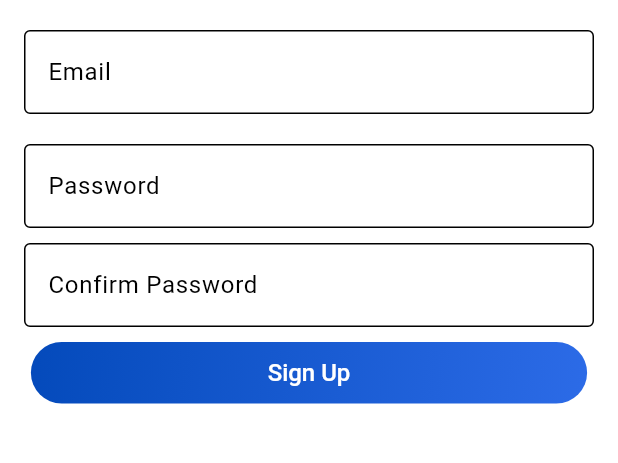
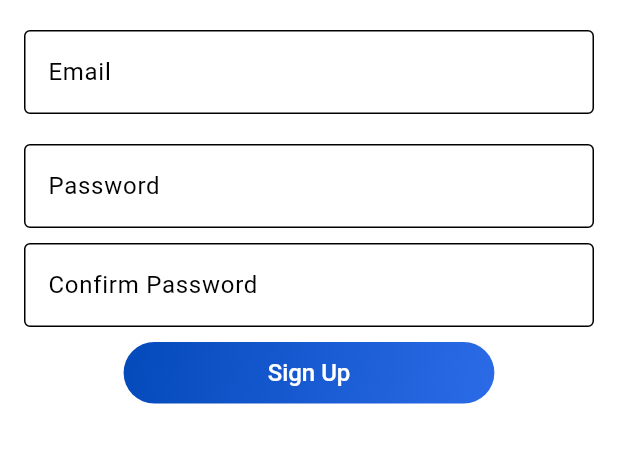
Before and after one commit to merazbd1996/elearn_app, a Flutter app: the screen it shows after launch, after a tap on "Skip", after a tap on "Don't have an account? SIGN UP", on a phone screen of 412 x 824 dp, the part 357-820 px from its top. Run offline on Flutter 3.47's test engine with Material 3 defaults, Android fonts, the phone set to English and light mode, and no system bars; our stand-ins replace carousel_slider, get.

Commit message:
first commit

```diff
--- a/lib/global_widgets/custom_button.dart
+++ b/lib/global_widgets/custom_button.dart
@@ -24,7 +24,7 @@ class CustomButton extends StatelessWidget {
     return InkWell(
       onTap: onTap,
       child: Container(
-        width: size.width * .9,
+        width: size.width * .6,
         padding: const EdgeInsets.symmetric(
           horizontal: 10,
           vertical: 10,
--- a/lib/routes/route_destinations.dart
+++ b/lib/routes/route_destinations.dart
@@ -15,7 +15,7 @@ class RouteDestinations {
   static List<GetPage> pages = [
     GetPage(
       name: RouteNames.splash,
-      page: () => const SplashScreen(),
+      page: () =>  SplashScreen(),
     ),
     GetPage(
       name: RouteNames.login,
--- a/lib/views/auth/login/login.dart
+++ b/lib/views/auth/login/login.dart
@@ -53,12 +53,13 @@ class LoginScreen extends StatelessWidget {
               ),
               SizedBox(height: 50),
               Text("Or"),
+              Divider(),
               SizedBox(height: 60),
-
               TextButton(
                 onPressed: () {
                   Get.to(RegisterScreen());
                 },
+
                 child: Text(
                   "Don't have an account? SIGN UP",
                   style: TextStyle(color: Colors.blue),
--- a/lib/views/splash/splash_screen.dart
+++ b/lib/views/splash/splash_screen.dart
@@ -1,18 +1,18 @@
 import 'dart:async';
 import 'package:e_learning_app/utils/colors.dart';
-import 'package:e_learning_app/views/intro/intro.dart';
 import 'package:flutter/material.dart';
-import 'package:get/get.dart'; // Import Get package
-
+import 'package:get/get.dart';
+import '../intro/intro.dart';
 
 class SplashScreen extends StatefulWidget {
   const SplashScreen({super.key});
 
   @override
-  SplashScreenState createState() => SplashScreenState();
+
+  State<SplashScreen> createState() => _SplashScreenState();
 }
 
-class SplashScreenState extends State<SplashScreen> {
+class _SplashScreenState extends State<SplashScreen> {
   @override
   void initState() {
     super.initState();
@@ -23,32 +23,75 @@ class SplashScreenState extends State<SplashScreen> {
   }
 
   @override
+
   Widget build(BuildContext context) {
     return Scaffold(
-      backgroundColor: AppColors.primary,
-      body: Center(
+      body: Stack(
+        children: [
+          Container(
+            color: AppColors.primary,
+          ),
+          Center(
+            child: Image.asset("assets/images/logo.png"),
+          ),
+          const Align(
+            alignment: Alignment.bottomCenter,
             child: Padding(
-          padding: const EdgeInsets.symmetric(horizontal: 15.0),
-          child: Column(
-            mainAxisAlignment: MainAxisAlignment.center,
-            children: [
-              Image.asset(
-                'assets/images/logo.png', // Change the path according to your folder structure
-                width: 200, // Adjust width as needed
-                height: 200, // Adjust height as needed
-              ),
-              const Text(
-                'Welcome to MyApp', // Your app's name or intro text
+              padding: EdgeInsets.all(20.0),
+              child: Text("My app",
               style: TextStyle(
                 color: Colors.white,
                 fontSize: 24,
                   fontWeight: FontWeight.bold,
+              ),),
             ),
           ),
         ],
-          ),
-        ),
-      ),
+      )
     );
   }
 }
+
+
+
+
+
+
+// import 'package:flutter/material.dart';
+// import 'package:e_learning_app/utils/colors.dart'; // Import your color definitions
+//
+// class SplashScreen extends StatelessWidget {
+//   @override
+//   Widget build(BuildContext context) {
+//     return Scaffold(
+//       body: Stack(
+//         children: [
+//           Container(
+//             color: AppColors.primary, // Set your desired background color
+//           ),
+//           Center(
+//             child: Image.asset(
+//               'assets/images/logo.png', // Change the path according to your folder structure
+//               width: 200, // Adjust width as needed
+//               height: 200, // Adjust height as needed
+//             ),
+//           ),
+//           Align(
+//             alignment: Alignment.bottomCenter,
+//             child: Padding(
+//               padding: const EdgeInsets.only(bottom: 16.0), // Add some bottom padding
+//               child: Text(
+//                 'Welcome to MyApp', // Your app's name or intro text
+//                 style: TextStyle(
+//                   color: Colors.white,
+//                   fontSize: 24,
+//                   fontWeight: FontWeight.bold,
+//                 ),
+//               ),
+//             ),
+//           ),
+//         ],
+//       ),
+//     );
+//   }
+// }
```
Lines whose indentation alone changed are shown as unchanged.
